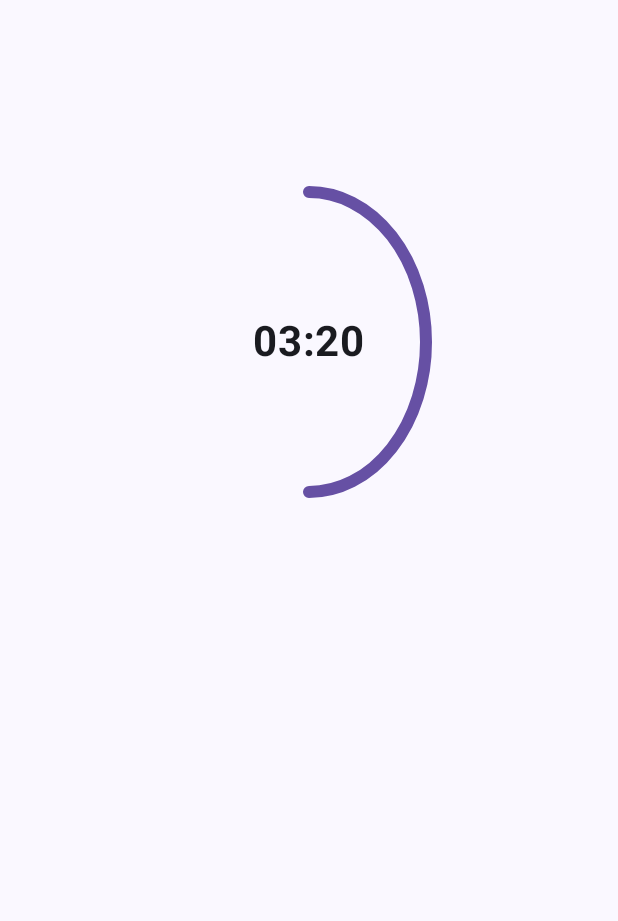
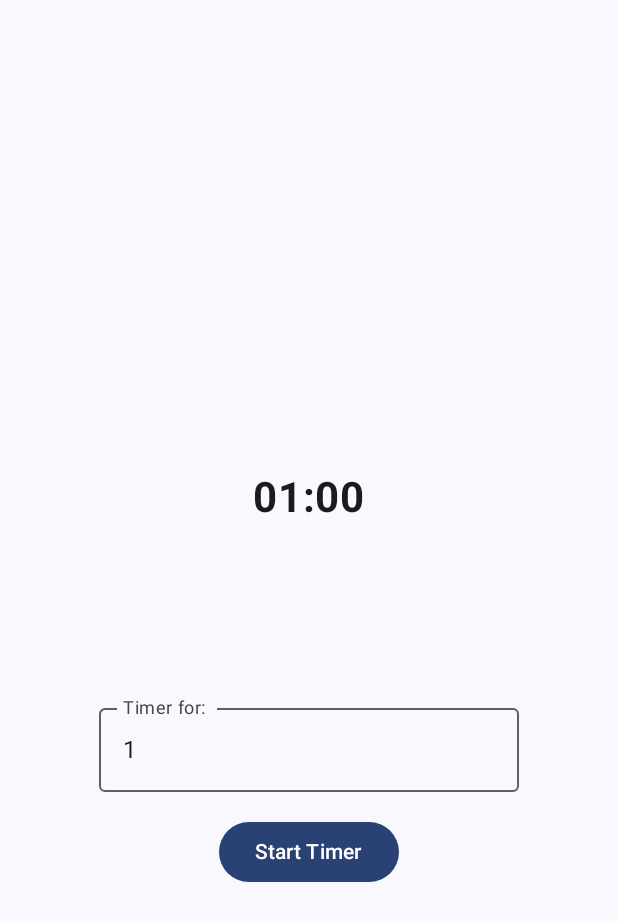
Before and after one commit to ostap-khomiak/PomidoroTimer, an Android app built with Jetpack Compose: the composable ShowTimer shown on its own in the app's theme, on a phone screen of 412 x 824 dp. Shown: the top 921 px of the screen. Run offline under Robolectric (Android 15) with nearby library versions, the phone set to English and light mode, and no system bars.

Commit message:
feat: Add basic Timer functionality

```diff
--- a/app/src/main/java/com/ostapkhomiak/pomidorotimer/presentation/timer/Timer.kt
+++ b/app/src/main/java/com/ostapkhomiak/pomidorotimer/presentation/timer/Timer.kt
@@ -1,15 +1,26 @@
 package com.ostapkhomiak.pomidorotimer.presentation.timer
 
 
+import android.widget.NumberPicker
 import androidx.compose.ui.graphics.Color
 import androidx.compose.animation.core.animateFloatAsState
 import androidx.compose.animation.core.tween
 import androidx.compose.foundation.Canvas
+import androidx.compose.foundation.layout.Arrangement
 import androidx.compose.foundation.layout.Box
+import androidx.compose.foundation.layout.Column
+import androidx.compose.foundation.layout.Spacer
+import androidx.compose.foundation.layout.fillMaxSize
 import androidx.compose.foundation.layout.fillMaxWidth
+import androidx.compose.foundation.layout.height
 import androidx.compose.foundation.layout.padding
 import androidx.compose.foundation.layout.size
+import androidx.compose.foundation.layout.wrapContentSize
+import androidx.compose.material3.Button
+import androidx.compose.material3.OutlinedTextField
+import androidx.compose.material3.Slider
 import androidx.compose.material3.Text
+import androidx.compose.material3.TextField
 import androidx.compose.runtime.Composable
 import androidx.compose.runtime.LaunchedEffect
 import androidx.compose.runtime.getValue
@@ -25,20 +36,87 @@ import androidx.compose.ui.unit.Dp
 import androidx.compose.ui.unit.TextUnit
 import androidx.compose.ui.unit.dp
 import androidx.compose.ui.unit.sp
+import androidx.compose.ui.viewinterop.AndroidView
 import com.ostapkhomiak.pomidorotimer.ui.theme.Purple40
+import kotlinx.coroutines.delay
 
 
 @Composable
-fun ShowTimer(){
-    Box (
-        modifier = Modifier.fillMaxWidth().padding(128.dp),
-        contentAlignment = Alignment.Center
+fun ShowTimer() {
+    var inputText by remember { mutableStateOf("1") }
+    var selectedMinutes by remember { mutableStateOf(1) }
+    var isRunning by remember { mutableStateOf(false) }
+    var timeElapsed by remember { mutableStateOf(0) }
+    var timeLimit by remember { mutableStateOf(60) }
+
+    // Timer countdown
+    LaunchedEffect(isRunning) {
+        if (isRunning) {
+            timeElapsed = 0
+            while (timeElapsed < timeLimit && isRunning) {
+                delay(1000L)
+                timeElapsed++
+            }
+            isRunning = false
+        }
+    }
+
+    Column(
+        modifier = Modifier
+            .fillMaxSize()
+            .padding(32.dp),
+        horizontalAlignment = Alignment.CenterHorizontally,
+        verticalArrangement = Arrangement.Center
     ) {
-        CircularProgressBar(200, 400)
+        CircularProgressBar(
+            timeElapsed = timeElapsed,
+            timeLimitInSeconds = timeLimit
+        )
+
+        Spacer(modifier = Modifier.height(32.dp))
+
+        if (!isRunning) {
+
+            OutlinedTextField(
+                value = inputText,
+                onValueChange = { newValue ->
+                    if (newValue.all { it.isDigit() }) {
+                        inputText = newValue
+                    }
+                },
+                label = { Text("Timer for: ") },
+                singleLine = true
+            )
+
+
+            Spacer(modifier = Modifier.height(16.dp))
+
+            Button(
+                onClick = {
+                    selectedMinutes = inputText.toInt()
+                    timeLimit = (selectedMinutes * 60)
+                    timeElapsed = 0
+                    isRunning = true
+                },
+                enabled = inputText.isNotEmpty()
+            ) {
+                Text("Start Timer")
+            }
+        } else {
+            Button(
+                onClick = {
+                    isRunning = false
+                }
+            ) {
+                Text("Stop Timer")
+            }
+        }
+
     }
 }
 
 
+// Progress Bar for Timer
 @Composable
 fun CircularProgressBar(
     timeElapsed: Int,
@@ -50,7 +128,7 @@ fun CircularProgressBar(
     animDuration: Int = 1000,
     animDelay: Int = 0
 ) {
-    var animationPlayed by remember { mutableStateOf(false)}
+    var animationPlayed by remember { mutableStateOf(false) }
 
     val curPercentage = animateFloatAsState(
         targetValue = if (animationPlayed) (timeElapsed.toFloat() / timeLimitInSeconds) else 0f,
@@ -61,7 +139,7 @@ fun CircularProgressBar(
 
     )
 
-    var timeLeft = timeLimitInSeconds - timeElapsed
+    val timeLeft = timeLimitInSeconds - timeElapsed
 
     LaunchedEffect(key1 = true) {
         animationPlayed = true
@@ -83,6 +161,7 @@ fun CircularProgressBar(
         }
 
         Text(
+            // Text formatting MM:SS
             text = String.format("%02d:%02d", timeLeft / 60, timeLeft % 60),
             fontSize = fontSize,
             fontWeight = FontWeight.Bold
```
